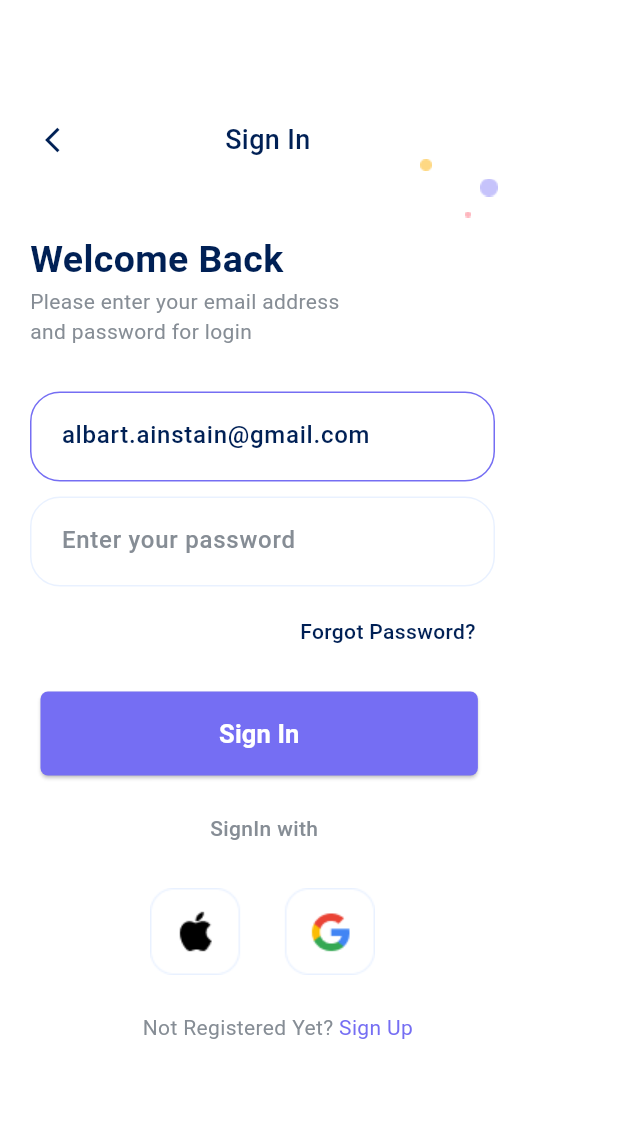
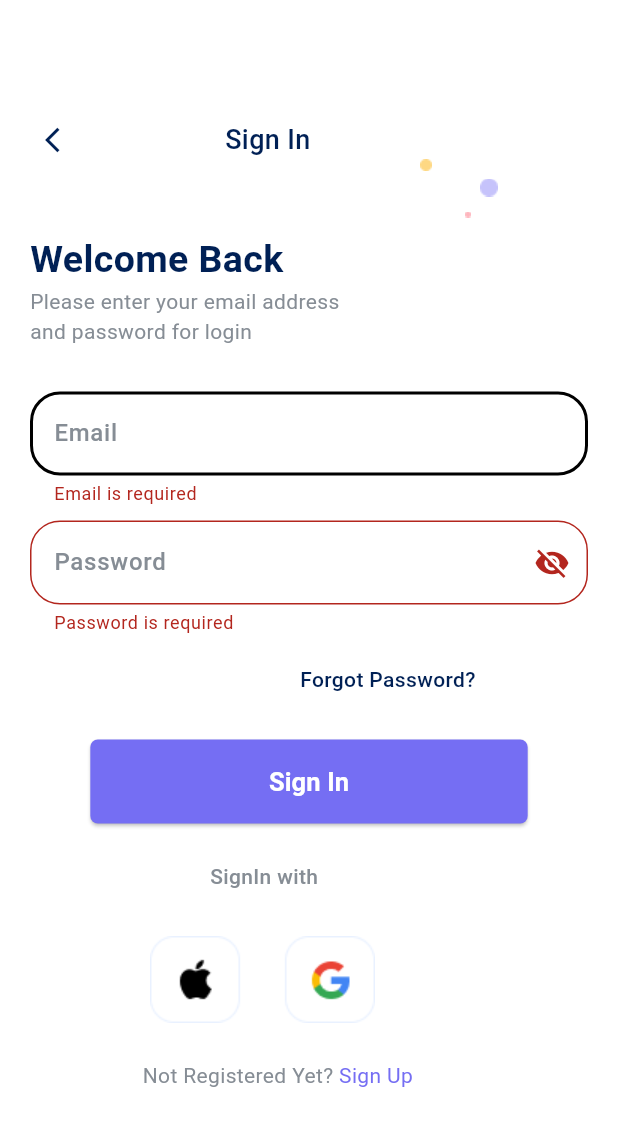
Before and after one commit to adeenazara2002/Flutter-final-project, a Flutter app: the SignIn screen opened directly, after a tap on "Sign In", on a phone screen of 412 x 824 dp. Shown: the top 1126 px of the screen. Run offline on Flutter 3.47's test engine with Material 3 defaults, Android fonts, the phone set to English and light mode, and no system bars; our stand-ins replace cloud_firestore, firebase_auth, firebase_core; accounts and stored records are empty.

Commit message:
git pulling

```diff
--- a/lib/Screens/signIn.dart
+++ b/lib/Screens/signIn.dart
@@ -13,6 +13,7 @@ class SignIn extends StatefulWidget {
 class _SignInState extends State<SignIn> {
   final TextEditingController _emailController = TextEditingController();
   final TextEditingController _passwordController = TextEditingController();
+  final GlobalKey<FormState> _formKey = GlobalKey<FormState>();
   bool _passwordVisible = false;
 
   // Firebase instance
@@ -20,6 +21,7 @@ class _SignInState extends State<SignIn> {
   final FirebaseAuth _auth = FirebaseAuth.instance;
 
   void _signIn() async {
+    if (_formKey.currentState!.validate()) {
       try {
         // Sign in with email and password
         await _auth.signInWithEmailAndPassword(
@@ -33,11 +35,13 @@ class _SignInState extends State<SignIn> {
           MaterialPageRoute(builder: (context) => Settings()),
         );
       } catch (e) {
-      print(e);
-      // You might want to show an error message here
+        // Show error message if sign in fails
+        ScaffoldMessenger.of(context).showSnackBar(
+          SnackBar(content: Text('Sign-in failed: ${e.toString()}')),
+        );
       }
     }
-
+  }
 
   @override
   Widget build(BuildContext context) {
@@ -47,11 +51,11 @@ class _SignInState extends State<SignIn> {
       height: MediaQuery.of(context).size.height,
       color: Colors.white,
       child: SingleChildScrollView(
+        child: Form(
+          key: _formKey,
           child: Column(
             children: [
-              SizedBox(
-                height: 80,
-              ),
+              SizedBox(height: 80),
               Row(
                 children: [
                   Padding(padding: EdgeInsets.only(left: 30)),
@@ -133,82 +137,122 @@ class _SignInState extends State<SignIn> {
                   ),
                 ],
               ),
-              SizedBox(
-                height: 30,
-              ),
-              Row(
-                children: [
-                  Padding(padding: EdgeInsets.only(left: 20)),
-                  // container 2
-                  Container(
-                    height: 60,
-                    width: 310,
-                    decoration: BoxDecoration(
+              SizedBox(height: 30),
+              // Email field
+              Padding(
+                padding: const EdgeInsets.symmetric(horizontal: 20),
+                child: TextFormField(
+                  controller: _emailController,
+                  decoration: InputDecoration(
+                    labelText: 'Email',
+                    hintText: 'albart.ainstain@gmail.com',
+                    // Border when the field is not focused (pink color)
+                    enabledBorder: OutlineInputBorder(
                       borderRadius: BorderRadius.circular(20),
-                      border: Border.all(
-                        color: Color.fromRGBO(117, 110, 243, 1),
+                      borderSide: BorderSide(
+                        color: Color.fromRGBO(233, 241, 255, 1),
+                        width: 2.0,
                       ),
                     ),
-                    child: TextField(
-                      controller: _emailController,
-                      decoration: InputDecoration(
-                        hintText: 'albart.ainstain@gmail.com',
-                        hintStyle: TextStyle(
-                            color: Color.fromRGBO(0, 32, 85, 1),
+                    // Border when the field is focused (blue color)
+                    focusedBorder: OutlineInputBorder(
+                      borderRadius: BorderRadius.circular(20),
+                      borderSide: BorderSide(
+                        color: Color.fromRGBO(233, 241, 255, 1),
+                        width: 2.0,
+                      ),
+                    ),
+                    // Error border (optional)
+                    errorBorder: OutlineInputBorder(
+                      borderRadius: BorderRadius.circular(20),
+                      borderSide: BorderSide(
+                        // color: Colors.red, // Red color when there is an error
+                        width: 2.0,
+                      ),
+                    ),
+                    labelStyle: TextStyle(
+                        color: Color.fromRGBO(134, 141, 149, 1),
                         fontSize: 16,
                         fontWeight: FontWeight.w500),
-                        border: InputBorder.none,
-                        contentPadding: EdgeInsets.symmetric(
-                          vertical: 18.0,
-                          horizontal: 20.0,
-                        ),
-                      ),
-                      style: TextStyle(
-                        color: Color.fromRGBO(0, 32, 85, 1),
-                      ),
-                    ),
-                  )
-                ],
-              ),
-              SizedBox(
-                height: 10,
-              ),
-              Row(
-                children: [
-                  Padding(padding: EdgeInsets.only(left: 20)),
-                  // container 2
-                  Container(
-                    height: 60,
-                    width: 310,
-                    decoration: BoxDecoration(
-                      borderRadius: BorderRadius.circular(20),
-                      border: Border.all(
-                        color: Color.fromRGBO(233, 241, 255, 1),
-                      ),
-                    ),
-                    child: TextField(
-                      controller: _passwordController,
-                      obscureText: true,
-                      decoration: InputDecoration(
-                        hintText: 'Enter your password',
                     hintStyle: TextStyle(
                         color: Color.fromRGBO(134, 141, 149, 1),
                         fontSize: 16,
                         fontWeight: FontWeight.w500),
-                        border: InputBorder.none,
-                        contentPadding: EdgeInsets.symmetric(
-                          vertical: 18.0,
-                          horizontal: 20.0,
+                  ),
+                  validator: (value) {
+                    if (value == null || value.isEmpty) {
+                      return 'Email is required';
+                    } else if (!RegExp(r'^[^@]+@gmail\.com$').hasMatch(value)) {
+                      return 'Please enter a valid Gmail address';
+                    }
+                    return null;
+                  },
                 ),
               ),
-                      style: TextStyle(
+
+              SizedBox(height: 10),
+              // Password field
+              Padding(
+                padding: const EdgeInsets.symmetric(horizontal: 20),
+                child: TextFormField(
+                  controller: _passwordController,
+                  obscureText: !_passwordVisible,
+                  decoration: InputDecoration(
+                    labelText: 'Password',
+                    hintText: 'Enter your password',
+                    enabledBorder: OutlineInputBorder(
+                        borderRadius: BorderRadius.circular(20),
+                        borderSide: BorderSide(
+                          color: Color.fromRGBO(233, 241, 255, 1),
+                          width: 2.0, // You can adjust the width if needed
+                        )),
+                    border: OutlineInputBorder(
+                      borderRadius: BorderRadius.circular(20),
+                      borderSide: BorderSide(
+                        color: Color.fromRGBO(233, 241, 255, 1),
+                        width: 2.0, // You can adjust the width if needed
+                      ),
+                    ),
+                    labelStyle: TextStyle(
                         color: Color.fromRGBO(134, 141, 149, 1),
+                        fontSize: 16,
+                        fontWeight: FontWeight.w500),
+                    hintStyle: TextStyle(
+                        color: Color.fromRGBO(134, 141, 149, 1),
+                        fontSize: 16,
+                        fontWeight: FontWeight.w500),
+                    // Optional: Customize the focused border (when the user taps the field)
+                    focusedBorder: OutlineInputBorder(
+                      borderRadius: BorderRadius.circular(20),
+                      borderSide: BorderSide(
+                        color: Color.fromRGBO(233, 241, 255, 1),
+                        width: 2.0,
+                      ),
+                    ),
+                    suffixIcon: IconButton(
+                      icon: Icon(
+                        _passwordVisible
+                            ? Icons.visibility
+                            : Icons.visibility_off,
+                      ),
+                      onPressed: () {
+                        setState(() {
+                          _passwordVisible = !_passwordVisible;
+                        });
+                      },
+                    ),
+                  ),
+                  validator: (value) {
+                    if (value == null || value.isEmpty) {
+                      return 'Password is required';
+                    } else if (value.length < 8) {
+                      return 'Password must be at least 8 characters long';
+                    }
+                    return null;
+                  },
+                ),
               ),
 
-                    ),
-                  )
-                ],
-              ),
               SizedBox(
                 height: 20,
               ),
@@ -224,19 +268,13 @@ class _SignInState extends State<SignIn> {
                   ),
                 ],
               ),
-              SizedBox(
-                height: 30,
-              ),
-              Row(
-                children: [
-                  Padding(padding: EdgeInsets.only(left: 27)),
+              SizedBox(height: 30),
+              // Sign In button
               ElevatedButton(
                 onPressed: _signIn,
                 style: ElevatedButton.styleFrom(
                   backgroundColor: Color.fromRGBO(117, 110, 243, 1),
                   foregroundColor: Colors.white,
-                          // backgroundColor: AppColors.pinkColor,
-                          // foregroundColor: AppColors.screenColor,
                   shape: RoundedRectangleBorder(
                     borderRadius: BorderRadius.circular(5.0),
                   ),
@@ -246,14 +284,12 @@ class _SignInState extends State<SignIn> {
                       horizontal: 95.0, vertical: 16.0),
                   child: Text(
                     'Sign In',
-                            style: TextStyle(
-                                fontSize: 17.0, fontWeight: FontWeight.w600),
+                    style:
+                        TextStyle(fontSize: 17.0, fontWeight: FontWeight.w600),
                   ),
                 ),
               ),
 
-                ],
-              ),
               SizedBox(
                 height: 25,
               ),
@@ -314,6 +350,6 @@ class _SignInState extends State<SignIn> {
           ),
         ),
       ),
-    );
+    ));
   }
 }
--- a/lib/Screens/signUp.dart
+++ b/lib/Screens/signUp.dart
@@ -25,9 +25,9 @@ class _SignUpState extends State<SignUp> {
     String email = _emailController.text;
     String password = _passwordController.text;
 
-    // Name validation: only letters
-    if (name.isEmpty || !RegExp(r'^[a-zA-Z]+$').hasMatch(name)) {
-      _showErrorDialog("Please enter a valid name (letters only).");
+    // Name validation: only letters and spaces
+    if (name.isEmpty || !RegExp(r'^[a-zA-Z\s]+$').hasMatch(name)) {
+      _showErrorDialog("Please enter a valid name (letters and spaces only).");
       return;
     }
 
```
Lines whose indentation alone changed are shown as unchanged.
